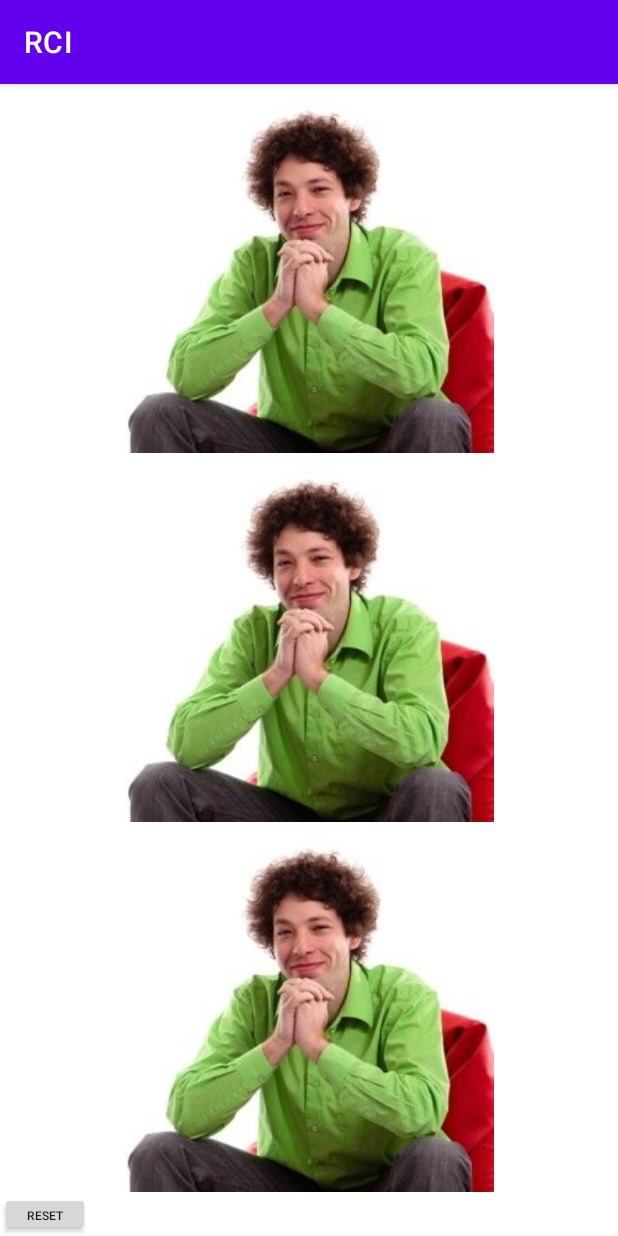
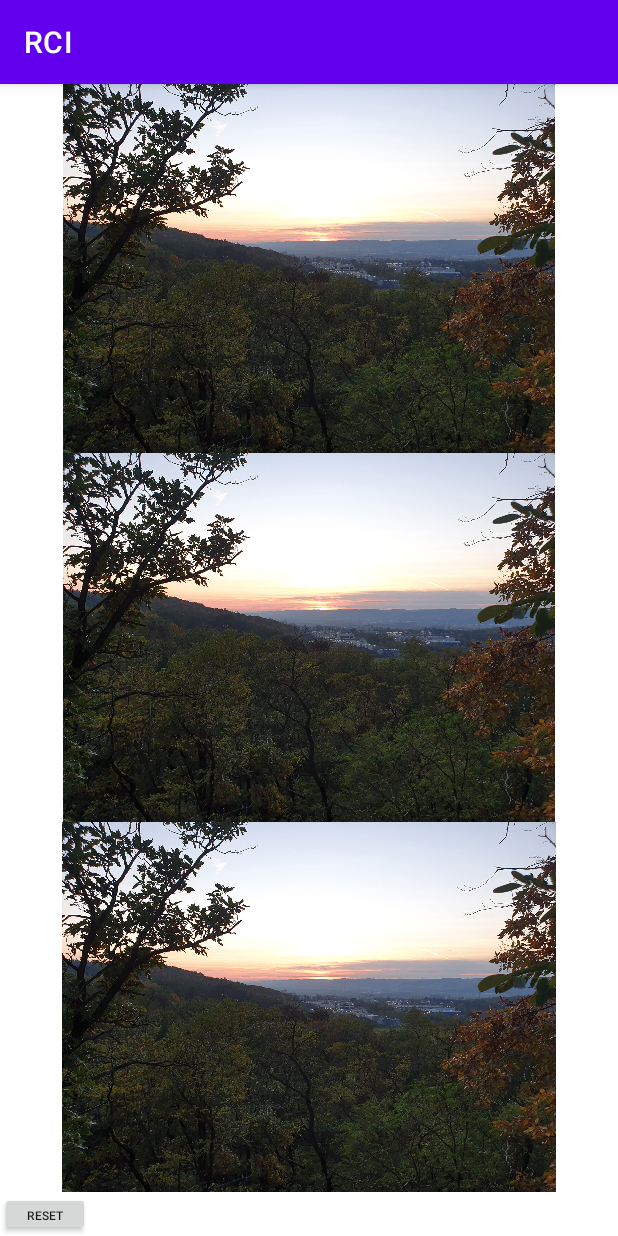
Before and after one commit to TGar21/android-12-demo, an Android app: the EffectsActivity screen opened directly, with no data from a screen before it, on a phone screen of 412 x 824 dp. Run offline under Robolectric (Android 15) with nearby library versions, the phone set to English and light mode, and no system bars.

Commit message:
Change images in effects activity

```diff
--- a/app/src/main/res/layout/activity_effects.xml
+++ b/app/src/main/res/layout/activity_effects.xml
@@ -10,21 +10,21 @@
         android:layout_width="match_parent"
         android:layout_height="0dp"
         android:layout_weight="17"
-        app:srcCompat="@drawable/jirka2" />
+        app:srcCompat="@drawable/nature" />
 
     <androidx.appcompat.widget.AppCompatImageView
         android:id="@+id/img2"
         android:layout_width="match_parent"
         android:layout_height="0dp"
         android:layout_weight="17"
-        app:srcCompat="@drawable/jirka2" />
+        app:srcCompat="@drawable/nature" />
 
     <androidx.appcompat.widget.AppCompatImageView
         android:id="@+id/img3"
         android:layout_width="match_parent"
         android:layout_height="0dp"
         android:layout_weight="17"
-        app:srcCompat="@drawable/jirka2" />
+        app:srcCompat="@drawable/nature" />
 
     <androidx.appcompat.widget.AppCompatButton
         android:layout_width="60dp"
```
Also changed, not shown: app/src/main/res/drawable/jirka2.jpeg (deleted), app/src/main/res/drawable/nature.jpeg (added).
